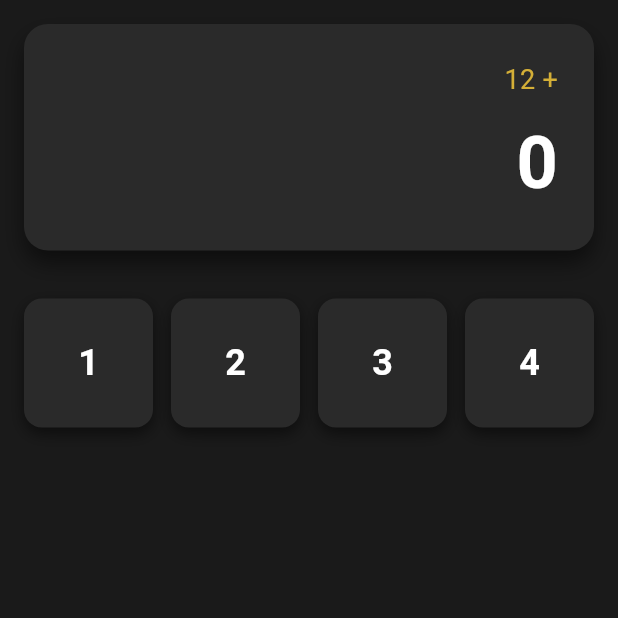
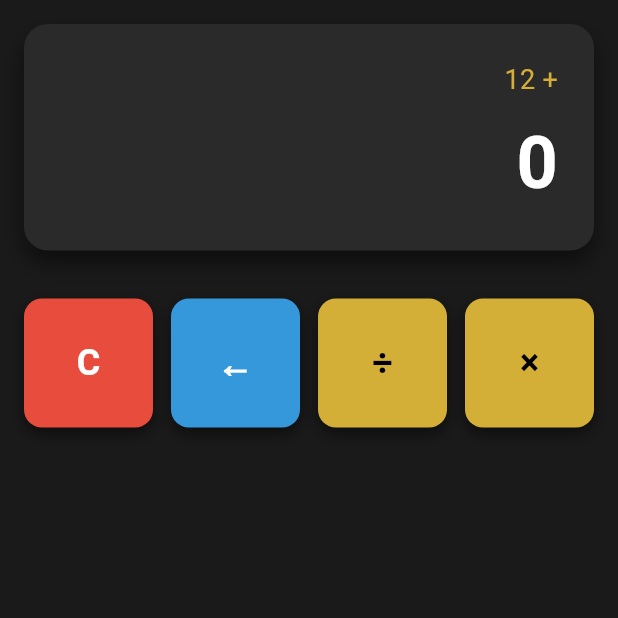
Before and after one commit to tatiana1104/calculadora, a Flutter app: the screen it shows after launch, on a phone screen of 412 x 824 dp, the top half of it. Run offline on Flutter 3.47's test engine with Material 3 defaults, Android fonts, the phone set to English and light mode, and no system bars.

Commit message:
Agregar fila 1: botón C rojo, retroceso azul, operadores dorados con texto negro

```diff
--- a/lib/main.dart
+++ b/lib/main.dart
@@ -15,39 +15,42 @@ class CalculatorApp extends StatelessWidget {
       debugShowCheckedModeBanner: false, //bandera de debug
       title: 'Calculadora',
       theme: ThemeData(
-        brightness: Brightness.dark, // Tema oscuro
+        brightness: Brightness.dark,
         useMaterial3: true,
       ),
-      home: const CalculatorScreen(), // Pantalla principal
+      home: const CalculatorScreen(),
     );
   }
 }
 
-// Pantalla principal
 class CalculatorScreen extends StatelessWidget {
   const CalculatorScreen({super.key});
 
-  // === Botón base (Commit 8 + 9) ===
-  Widget _buildButton(String label) {
+  // === _buildButton ahora permite colores personalizados (Commit 11) ===
+  Widget _buildButton(
+    String label, {
+    Color? backgroundColor,
+    Color? textColor,
+  }) {
     return Container(
       decoration: BoxDecoration(
-        color: const Color(0xFF2A2A2A), // Fondo gris base del botón
-        borderRadius: BorderRadius.circular(12), // Esquinas redondeadas
+        color: backgroundColor ?? const Color(0xFF2A2A2A), // Fondo por defecto
+        borderRadius: BorderRadius.circular(12),
         boxShadow: [
           BoxShadow(
-            color: Colors.black.withOpacity(0.5), // Sombra suave
-            blurRadius: 8, // Difusión
-            offset: const Offset(0, 4), // Dirección sombra
+            color: Colors.black.withOpacity(0.5),
+            blurRadius: 8,
+            offset: const Offset(0, 4),
           ),
         ],
       ),
       child: Center(
         child: Text(
-          label, // Texto del botón
-          style: const TextStyle(
+          label,
+          style: TextStyle(
             fontSize: 24,
             fontWeight: FontWeight.bold,
-            color: Colors.white, // Texto blanco
+            color: textColor ?? Colors.white, // Texto por defecto blanco
           ),
         ),
       ),
@@ -57,13 +60,13 @@ class CalculatorScreen extends StatelessWidget {
   @override
   Widget build(BuildContext context) {
     return Scaffold(
-      backgroundColor: const Color(0xFF1A1A1A), // Fondo general
+      backgroundColor: const Color(0xFF1A1A1A),
       body: SafeArea(
         child: Padding(
-          padding: const EdgeInsets.all(16.0), // Padding general
+          padding: const EdgeInsets.all(16.0),
           child: Column(
             children: [
-              // === Display principal ===
+              // ================= Display =================
               Container(
                 width: double.infinity,
                 padding: const EdgeInsets.all(24),
@@ -101,19 +104,44 @@ class CalculatorScreen extends StatelessWidget {
                 ),
               ),
 
-              const SizedBox(height: 32), // Espacio entre display y keypad
+              const SizedBox(height: 32),
 
-              // === COMMIT 10: GridView con 4 columnas ===
+              // ================= GridView =================
               GridView.count(
-                crossAxisCount: 4, // Número de columnas
-                crossAxisSpacing: 12, // Espacio horizontal
-                mainAxisSpacing: 12, // Espacio vertical
-                shrinkWrap: true, // Ajusta GridView al contenido
+                crossAxisCount: 4,
+                crossAxisSpacing: 12,
+                mainAxisSpacing: 12,
+                shrinkWrap: true,
                 children: [
-                  _buildButton("1"),
-                  _buildButton("2"),
-                  _buildButton("3"),
-                  _buildButton("4"),
+                  // === COMMIT 11: Primera fila de botones ===
+
+                  // C - rojo
+                  _buildButton(
+                    "C",
+                    backgroundColor: const Color(0xFFE74C3C),
+                    textColor: Colors.white,
+                  ),
+
+                  // ← - azul
+                  _buildButton(
+                    "←",
+                    backgroundColor: const Color(0xFF3498DB),
+                    textColor: Colors.white,
+                  ),
+
+                  // ÷ - dorado
+                  _buildButton(
+                    "÷",
+                    backgroundColor: const Color(0xFFD4AF37),
+                    textColor: Colors.black,
+                  ),
+
+                  // × - dorado
+                  _buildButton(
+                    "×",
+                    backgroundColor: const Color(0xFFD4AF37),
+                    textColor: Colors.black,
+                  ),
                 ],
               ),
             ],
```
